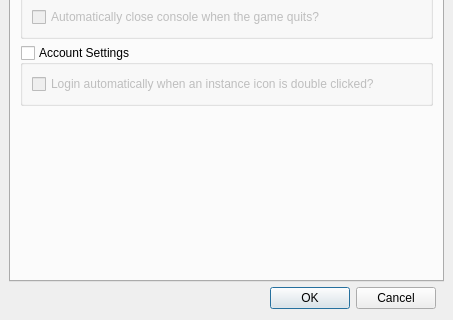
Qt form gui/instancesettings.ui (FreesmTeam/FreesmLauncher) before a commit; both pictures show x 0 to 453 and y 243 to 563 of the 453 by 563 pixel window.
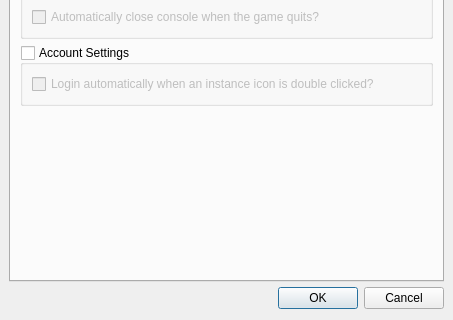
The same form after that commit.

Commit message: Broke instance loading(?), also attempted to make Toolbar grayed out when no instance is selected. For debug purposes it is initially not grayed out

Patch:
```diff
--- a/gui/instancesettings.ui
+++ b/gui/instancesettings.ui
@@ -370,12 +370,15 @@
   <widget class="QDialogButtonBox" name="buttonBox">
    <property name="geometry">
     <rect>
-     <x>270</x>
+     <x>9</x>
      <y>530</y>
-     <width>166</width>
+     <width>435</width>
      <height>23</height>
     </rect>
    </property>
+   <property name="orientation">
+    <enum>Qt::Horizontal</enum>
+   </property>
    <property name="standardButtons">
     <set>QDialogButtonBox::Cancel|QDialogButtonBox::Ok</set>
    </property>
```
Left out of the diff: 4 changed lines with no effect on the pictures. The commit also changes 6 other files.
